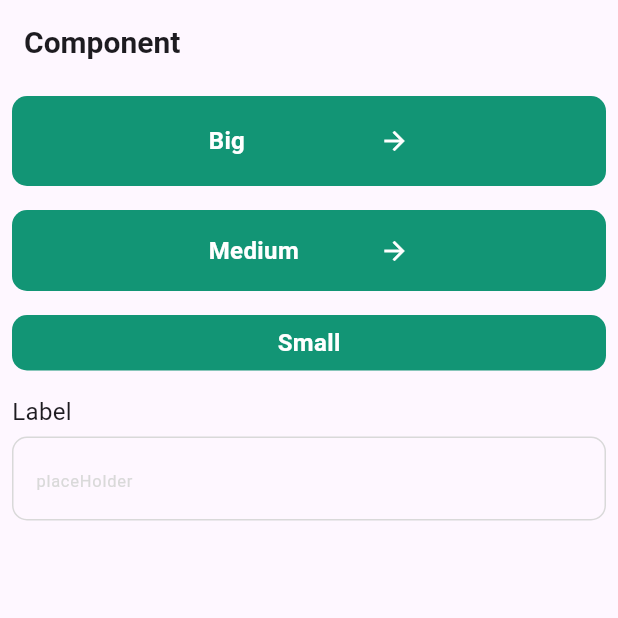
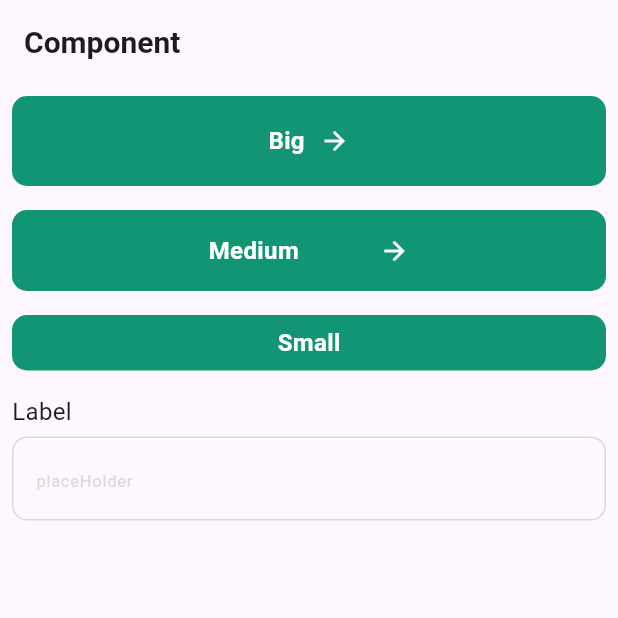
Before and after one commit to LeeChungWoo92/flutter_recipe_app, a Flutter app: the screen it shows after launch, on a phone screen of 412 x 824 dp, the top half of it. Run offline on Flutter 3.47's test engine with Material 3 defaults, Android fonts, the phone set to English and light mode, and no system bars; Roboto replaces fonts that are missing (Poppins).

Commit message:
feat: remove unnecessary SizedBox and add spacing for BigButton text and icon

```diff
--- a/lib/core/presentation/components/big_button.dart
+++ b/lib/core/presentation/components/big_button.dart
@@ -49,13 +49,11 @@ class _BigButtonState extends State<BigButton> {
         child: Row(
           mainAxisAlignment: MainAxisAlignment.center,
           children: [
-            SizedBox(
-              width: 114,
-              child: Text(
-                widget.text,
-                style: TextStyles.normalTextBold.copyWith(color: Colors.white), //런타임에 복사
-              ),
+            Text(
+              widget.text,
+              style: TextStyles.normalTextBold.copyWith(color: Colors.white), //런타임에 복사
             ),
+            const SizedBox(width: 10),
             const Icon(
               Icons.arrow_forward,
               size: 20,
```
